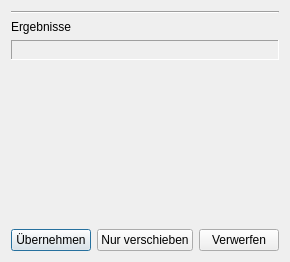
The window that interface/ui/featurepicker.ui (de-bkg/qgis-geocoder) describes before a commit, drawn with Qt 5.
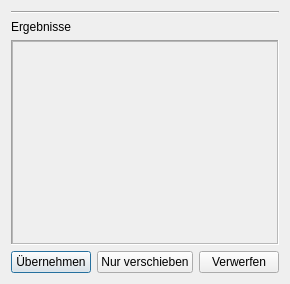
The same window after the commit.

Commit message: show text in picker instead of fields; picker layout

The edit to the form file:
```diff
--- a/interface/ui/featurepicker.ui
+++ b/interface/ui/featurepicker.ui
@@ -7,7 +7,7 @@
     <x>0</x>
     <y>0</y>
     <width>288</width>
-    <height>262</height>
+    <height>284</height>
    </rect>
   </property>
   <property name="windowTitle">
@@ -39,11 +39,39 @@
      <property name="frameShadow">
       <enum>QFrame::Sunken</enum>
      </property>
-     <layout class="QVBoxLayout" name="verticalLayout_2"/>
-    </widget>
+     <layout class="QVBoxLayout" name="verticalLayout_2">
+      <property name="leftMargin">
+       <number>0</number>
+      </property>
+      <property name="topMargin">
+       <number>0</number>
+      </property>
+      <property name="rightMargin">
+       <number>0</number>
+      </property>
+      <property name="bottomMargin">
+       <number>0</number>
+      </property>
+      <item>
+       <widget class="QScrollArea" name="results_area">
+        <property name="widgetResizable">
+         <bool>true</bool>
+        </property>
+        <widget class="QWidget" name="results_widget">
+         <property name="geometry">
+          <rect>
+           <x>0</x>
+           <y>0</y>
+           <width>272</width>
+           <height>215</height>
+          </rect>
+         </property>
+         <layout class="QVBoxLayout" name="verticalLayout_3">
+          <item>
+           <layout class="QGridLayout" name="results_contents"/>
    </item>
    <item>
-    <spacer name="verticalSpacer">
+           <spacer name="verticalSpacer_2">
      <property name="orientation">
       <enum>Qt::Vertical</enum>
      </property>
@@ -54,6 +82,13 @@
       </size>
      </property>
     </spacer>
+          </item>
+         </layout>
+        </widget>
+       </widget>
+      </item>
+     </layout>
+    </widget>
    </item>
    <item>
     <layout class="QHBoxLayout" name="horizontalLayout">
```
Lines whose indentation alone changed are shown as unchanged. The commit also changes 3 other files.
